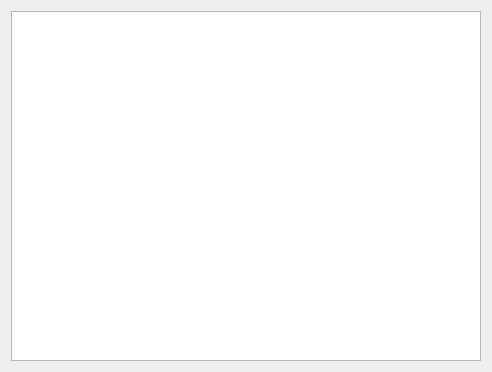
First picture: the form in Sources/App/SkillsFlower/skillsflower.ui, repository timattt/Cognitia-II, before the edit.
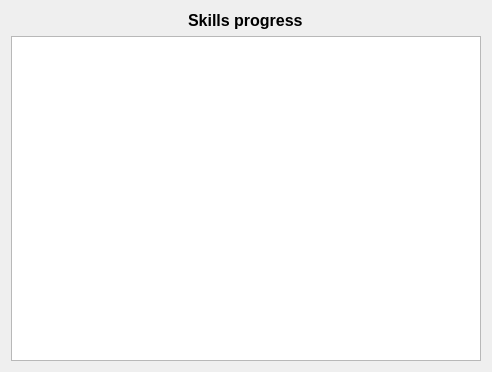
Second picture: the form after the edit.

```diff
--- a/Sources/App/SkillsFlower/skillsflower.ui
+++ b/Sources/App/SkillsFlower/skillsflower.ui
@@ -14,6 +14,20 @@
    <string>Form</string>
   </property>
   <layout class="QVBoxLayout" name="verticalLayout">
+   <item alignment="Qt::AlignHCenter">
+    <widget class="QLabel" name="label">
+     <property name="font">
+      <font>
+       <pointsize>12</pointsize>
+       <weight>75</weight>
+       <bold>true</bold>
+      </font>
+     </property>
+     <property name="text">
+      <string>Skills progress</string>
+     </property>
+    </widget>
+   </item>
    <item>
     <widget class="QGraphicsView" name="view"/>
    </item>
```
